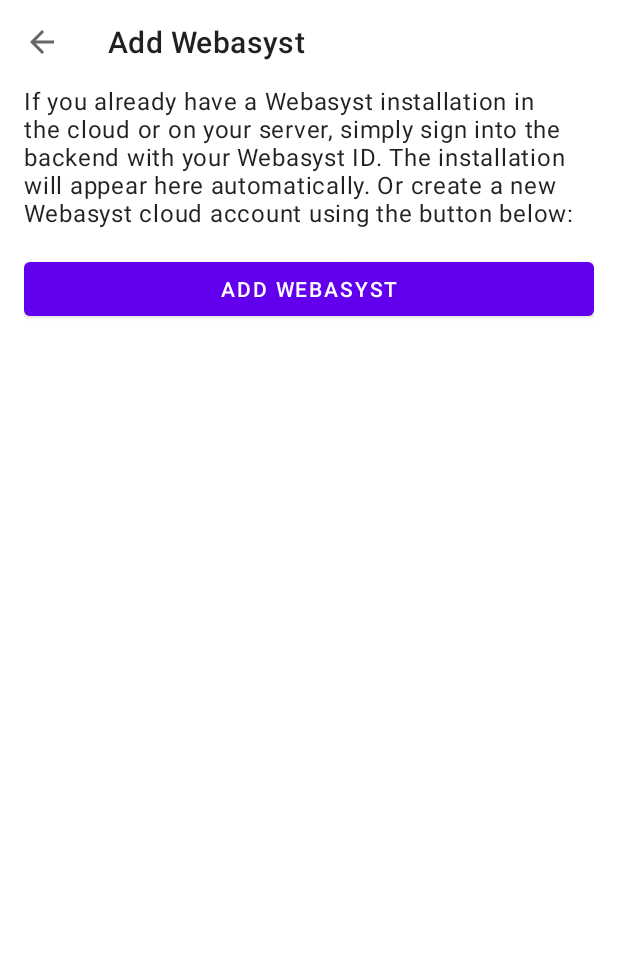
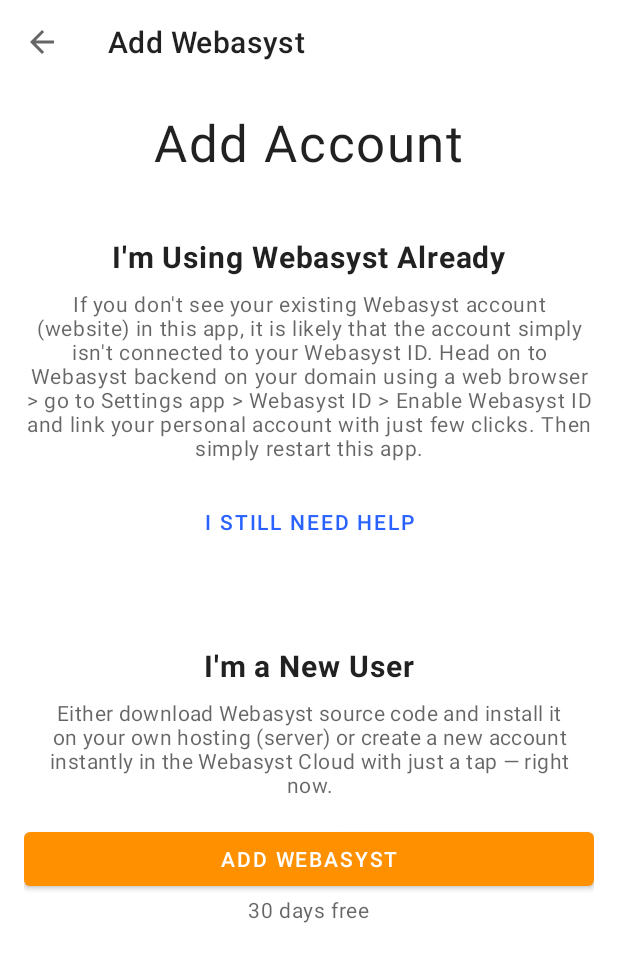
Before and after one commit to 1312inc/Webasyst-X-Android, an Android app: the AddWebasystFragment screen opened through its navigation route, on a phone screen of 412 x 824 dp. Shown: the top 962 px of the screen. Run offline under Robolectric (Android 15) with nearby library versions, the phone set to English and light mode, and no system bars; our stand-ins replace data binding; libraries missing offline, so code that uses them is left out: com.webasyst.api, com.webasyst.auth, net.openid.appauth; 9 statements that could not run were skipped.

Commit message:
Update add webasyst screen

```diff
--- a/webasyst-x/src/main/java/add_wa/AddWebasystViewModel.kt
+++ b/webasyst-x/src/main/java/add_wa/AddWebasystViewModel.kt
@@ -1,8 +1,11 @@
 package com.webasyst.x.add_wa
 
 import android.app.Application
+import android.content.Intent
+import android.net.Uri
 import android.view.View
 import androidx.appcompat.app.AlertDialog
+import androidx.core.content.ContextCompat
 import androidx.lifecycle.AndroidViewModel
 import androidx.lifecycle.LiveData
 import androidx.lifecycle.MutableLiveData
@@ -18,6 +21,7 @@ import io.ktor.http.HttpStatusCode
 import kotlinx.coroutines.Dispatchers
 import kotlinx.coroutines.launch
 import kotlinx.coroutines.withContext
+
 
 class AddWebasystViewModel(app: Application) : AndroidViewModel(app) {
     private val mutableBusy = MutableLiveData<Boolean>().apply { value = false }
@@ -40,7 +44,10 @@ class AddWebasystViewModel(app: Application) : AndroidViewModel(app) {
                         val message = when {
                             it is ClientRequestException && it.response?.status == HttpStatusCode.Conflict ->
                                 view.context.getString(R.string.add_webasyst_error_limit_exceeded)
-                            else -> view.context.getString(R.string.add_webasyst_error, it.localizedMessage)
+                            else -> view.context.getString(
+                                R.string.add_webasyst_error,
+                                it.localizedMessage
+                            )
                         }
                         AlertDialog
                             .Builder(view.context)
@@ -56,6 +63,11 @@ class AddWebasystViewModel(app: Application) : AndroidViewModel(app) {
         }
     }
 
+    fun onHelpClicked(view: View) {
+        val browserIntent = Intent(Intent.ACTION_VIEW, Uri.parse(view.context.getString(R.string.add_webasyst_new_user_help_url)))
+        ContextCompat.startActivity(view.context, browserIntent, null)
+    }
+
     private fun postCreateHandler(view: View, result: CloudSignup) {
         (view.getActivity() as InstallationListFragment.InstallationListView)
             .updateInstallations(result.id)
--- a/webasyst-x/src/main/res/layout/frag_add_webasyst.xml
+++ b/webasyst-x/src/main/res/layout/frag_add_webasyst.xml
@@ -14,6 +14,7 @@
     <LinearLayout
         android:layout_width="match_parent"
         android:layout_height="match_parent"
+        android:gravity="center_horizontal"
         android:orientation="vertical"
         android:paddingLeft="?screenPaddingHorizontal"
         android:paddingRight="?screenPaddingHorizontal">
@@ -21,8 +22,53 @@
         <TextView
             android:layout_width="wrap_content"
             android:layout_height="wrap_content"
-            android:text="@string/add_webasyst_installation_description"
-            android:textAppearance="@style/TextAppearance.MaterialComponents.Body1" />
+            android:layout_marginTop="16dp"
+            android:text="@string/add_webasyst_title"
+            android:textAppearance="@style/Theme.WebasystX.TextAppearance.Headline4"
+            android:textColor="?colorOnSurfaceHighEmphasis" />
+
+        <TextView
+            android:layout_width="wrap_content"
+            android:layout_height="wrap_content"
+            android:layout_marginTop="40dp"
+            android:text="@string/add_webasyst_title_existing_user"
+            android:textAppearance="@style/Theme.WebasystX.TextAppearance.Headline6"
+            android:textColor="?colorOnSurfaceHighEmphasis" />
+
+        <TextView
+            android:layout_width="wrap_content"
+            android:layout_height="wrap_content"
+            android:layout_marginTop="8dp"
+            android:gravity="center_horizontal"
+            android:text="@string/add_webasyst_existing_user"
+            android:textAppearance="@style/Theme.WebasystX.TextAppearance.Body2"
+            android:textColor="?colorOnSurfaceMediumEmphasis" />
+
+        <Button
+            style="@style/Widget.MaterialComponents.Button.TextButton"
+            android:layout_width="match_parent"
+            android:layout_height="wrap_content"
+            android:layout_marginTop="16dp"
+            android:enabled="@{!viewModel.busy}"
+            android:onClick="@{viewModel::onHelpClicked}"
+            android:text="@string/add_webasyst_btn_existing_user_help" />
+
+        <TextView
+            android:layout_width="wrap_content"
+            android:layout_height="wrap_content"
+            android:layout_marginTop="58dp"
+            android:text="@string/add_webasyst_title_new_user"
+            android:textAppearance="@style/Theme.WebasystX.TextAppearance.Headline6"
+            android:textColor="?colorOnSurfaceHighEmphasis" />
+
+        <TextView
+            android:layout_width="wrap_content"
+            android:layout_height="wrap_content"
+            android:layout_marginTop="8dp"
+            android:gravity="center_horizontal"
+            android:text="@string/add_webasyst_new_user"
+            android:textAppearance="@style/TextAppearance.MaterialComponents.Body2"
+            android:textColor="?colorOnSurfaceMediumEmphasis" />
 
         <Button
             android:layout_width="match_parent"
@@ -30,7 +76,15 @@
             android:layout_marginTop="16dp"
             android:enabled="@{!viewModel.busy}"
             android:onClick="@{viewModel::onAddWebasyst}"
-            android:text="@string/btn_add_webasyst" />
+            android:text="@string/btn_add_webasyst"
+            app:backgroundTint="?colorSecondary" />
+
+        <TextView
+            android:layout_width="wrap_content"
+            android:layout_height="wrap_content"
+            android:text="@string/create_new_account_30_days_free"
+            android:textAppearance="@style/Theme.WebasystX.TextAppearance.Body2"
+            android:textColor="?colorOnSurfaceMediumEmphasis" />
 
         <ProgressBar
             android:layout_width="wrap_content"
--- a/webasyst-x/src/main/res/values/colors.xml
+++ b/webasyst-x/src/main/res/values/colors.xml
@@ -3,6 +3,8 @@
     <color name="on_surface_high_emphasis">#DE000000</color>
     <color name="on_surface_medium_emphasis">#99000000</color>
 
+    <color name="primary">#2962FF</color>
+    <color name="secondary">#FF9100</color>
     <color name="divider">#14212121</color>
     <color name="userpicGradientStart">#26000000</color>
     <color name="userpicGradientEnd">#4D000000</color>
--- a/webasyst-x/src/main/res/values/strings.xml
+++ b/webasyst-x/src/main/res/values/strings.xml
@@ -18,12 +18,19 @@
 
     <string name="add_webasyst">Add Webasyst</string>
     <string name="btn_add_webasyst">Add Webasyst</string>
-    <string name="add_webasyst_installation_description">If you already have a Webasyst installation in the cloud or on your server, simply sign into the backend with your Webasyst ID. The installation will appear here automatically. Or create a new Webasyst cloud account using the button below:</string>
+    <string name="add_webasyst_title">Add Account</string>
+    <string name="add_webasyst_title_existing_user">"I'm Using Webasyst Already"</string>
+    <string name="add_webasyst_existing_user">"If you don't see your existing Webasyst account (website) in this app, it is likely that the account simply isn't connected to your Webasyst ID. Head on to Webasyst backend on your domain using a web browser > go to Settings app > Webasyst ID > Enable Webasyst ID and link your personal account with just few clicks. Then simply restart this app."</string>
+    <string name="add_webasyst_btn_existing_user_help">I still need help</string>
+    <string name="add_webasyst_title_new_user">"I'm a New User"</string>
+    <string name="add_webasyst_new_user">Either download Webasyst source code and install it on your own hosting (server) or create a new account instantly in the Webasyst Cloud with just a tap — right now.</string>
     <string name="add_webasyst_error">Cloud signup failed:\n%1$s</string>
     <string name="add_webasyst_error_limit_exceeded">Sorry, we cannot create another account for you at the moment. Most likely, a limit on the number of free Webasyst cloud accounts has been exceeded.</string>
-    <string name="btn_create_new_account">Create new account</string>
+    <string name="btn_create_new_account">Create Webasyst account</string>
+    <string name="create_new_account_30_days_free">30 days free</string>
     <string name="webasyst_added">Webasyst cloud installation was created for you. You can access it by opening this one-time auth url: %1$s</string>
     <string name="btn_open_wa_auth">Open in browser</string>
+    <string name="add_webasyst_new_user_help_url">https://www.webasyst.com/webasyst-id-how-to/</string>
 
     <string name="btn_cancel">Cancel</string>
     <string name="btn_ok">OK</string>
--- a/webasyst-x/src/main/res/values/styles.xml
+++ b/webasyst-x/src/main/res/values/styles.xml
@@ -2,6 +2,8 @@
 <resources>
     <style name="Theme.WebasystX" parent="Theme.MaterialComponents.DayNight.NoActionBar">
 
+        <item name="colorPrimary">@color/primary</item>
+        <item name="colorSecondary">@color/secondary</item>
         <item name="colorError">#C40000</item>
         <item name="colorSelected">#01C853</item>
         <item name="screenPaddingHorizontal">16dp</item>
@@ -28,6 +30,9 @@
         <item name="android:textSize">20sp</item>
         <item name="android:textStyle">bold</item>
     </style>
+    <style name="Theme.WebasystX.TextAppearance.Headline4">
+        <item name="android:textSize">34sp</item>
+    </style>
     <style name="Theme.WebasystX.TextAppearance.Overline">
         <item name="android:textSize">10sp</item>
     </style>
@@ -40,4 +45,10 @@
     <style name="Theme.WebasystX.TextAppearance.Caption">
         <item name="android:textSize">12sp</item>
     </style>
+    <style name="Theme.WebasystX.TextAppearance.Body1">
+        <item name="android:textSize">16sp</item>
+    </style>
+    <style name="Theme.WebasystX.TextAppearance.Body2">
+        <item name="android:textSize">14sp</item>
+    </style>
 </resources>
```
Also changed, not shown: 1 other file.
